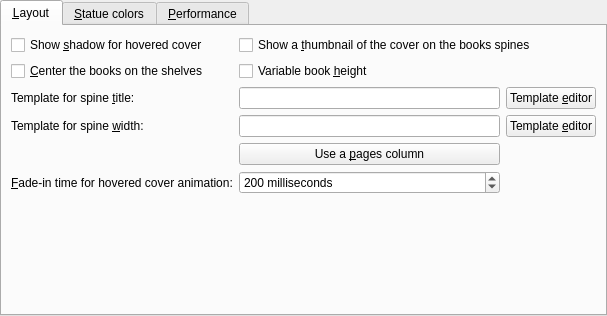
Before: the Qt Designer form src/calibre/gui2/preferences/look_feel_tabs/bookshelf_view.ui in kovidgoyal/calibre, drawn with Qt 5.
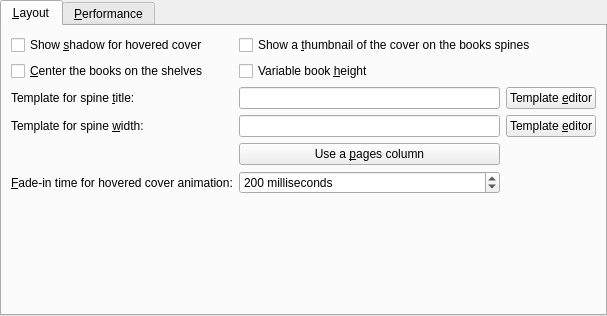
After: the same form once the commit is applied. Custom widgets are drawn as their Qt base class.

The edit to the form file:
```diff
--- a/src/calibre/gui2/preferences/look_feel_tabs/bookshelf_view.ui
+++ b/src/calibre/gui2/preferences/look_feel_tabs/bookshelf_view.ui
@@ -152,11 +152,6 @@
     </item>
    </layout>
   </widget>
-  <widget class="BookshelfColorRules" name="bookshelf_color_rules">
-   <attribute name="title">
-    <string>&amp;Statue colors</string>
-   </attribute>
-  </widget>
   <widget class="CoverCacheConfig" name="config_cache">
    <attribute name="title">
     <string>&amp;Performance</string>
@@ -174,11 +169,6 @@
    <extends>ConfigWidgetBase</extends>
    <header>calibre/gui2/preferences/look_feel_tabs.h</header>
   </customwidget>
-  <customwidget>
-   <class>BookshelfColorRules</class>
-   <extends>ConfigWidgetBase</extends>
-   <header>calibre/gui2/preferences/look_feel_tabs.h</header>
-  </customwidget>
   <customwidget>
    <class>CoverCacheConfig</class>
    <extends>ConfigWidgetBase</extends>
```
